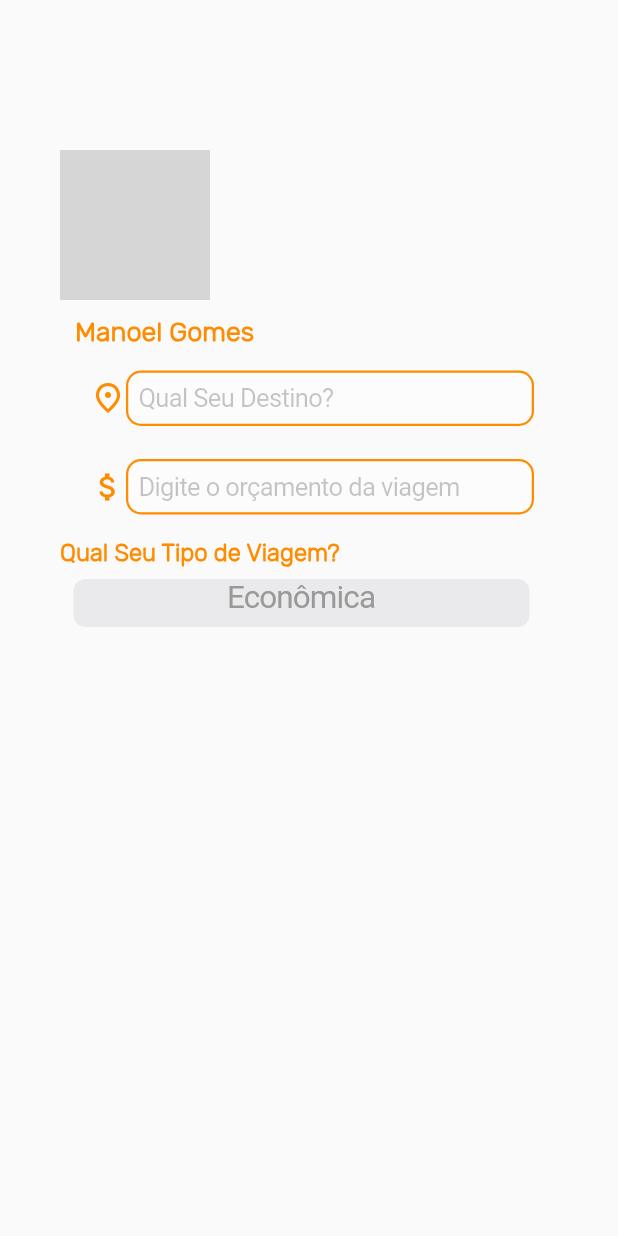
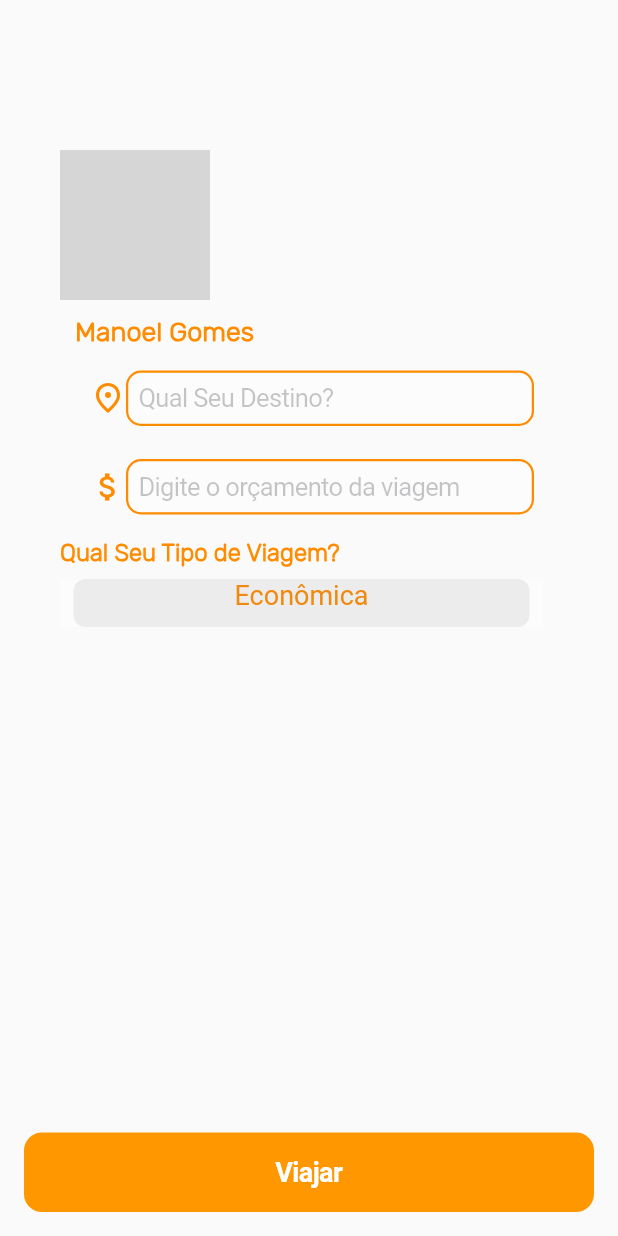
Before and after one commit to LeandroSSantana/eco_trip, a Flutter app: the screen it shows after launch, on a phone screen of 412 x 824 dp. Run offline on Flutter 3.47's test engine with Material 2 defaults, Android fonts, the phone set to English and light mode, and no system bars; our stand-ins replace lottie; network calls fail; grey boxes are pictures that could not be loaded.

Commit message:
refatoração de classe e botoes

```diff
--- a/lib/screens/profile/perfil_page.dart
+++ b/lib/screens/profile/perfil_page.dart
@@ -110,32 +110,25 @@ class PerfilPage extends StatelessWidget {
                         ),
                       ),
                     ),
-                    CupertinoPicker(
-                      itemExtent: 32,
-                      backgroundColor: Colors.transparent,
-                      onSelectedItemChanged: (int index) {
-                        // Lógica para atualizar o estilo de viagem
-                      },
-                      children: <Widget>[
-                        Text(
-                          'Econômica',
-                          style: TextStyle(
-                            color: Colors.grey,
+                    CupertinoTheme(
+                      data: CupertinoThemeData(
+                        textTheme: CupertinoTextThemeData(
+                          pickerTextStyle: TextStyle(
+                            fontSize: 18.0, // Ajuste o tamanho do texto
+                            color: Color(0xFFFF8c00), // Altere a cor do texto
                           ),
                         ),
-                        Text(
-                          'Moderada',
-                          style: TextStyle(
-                            color: Colors.grey,
-                          ),
-                        ),
-                        Text(
-                            'Luxuosa',
-                          style: TextStyle(
-                            color: Colors.grey,
-                          ),
-                        ),
-                      ],
+                      ),
+                      child: CupertinoPicker(
+                        itemExtent: 32,
+                        backgroundColor: Colors.white38,
+                        onSelectedItemChanged: (int index) {},
+                        children: <Widget>[
+                          Text('Econômica'),
+                          Text('Moderada'),
+                          Text('Luxuosa'),
+                        ],
+                      ),
                     ),
                   ],
                 ),
@@ -144,6 +137,23 @@ class PerfilPage extends StatelessWidget {
           ),
         ),
       ),
+      bottomNavigationBar: Padding(
+        padding: const EdgeInsets.all(16.0),
+        child: CupertinoButton(
+          onPressed: () {
+            // Lógica para iniciar a viagem
+          },
+          color: Colors.orange,
+          child: Text(
+            'Viajar',
+            style: TextStyle(
+              fontSize: 18.0,
+              fontWeight: FontWeight.bold,
+              color: Colors.white,
+            ),
+          ),
+        ),
+      ),
     );
   }
 }
```
